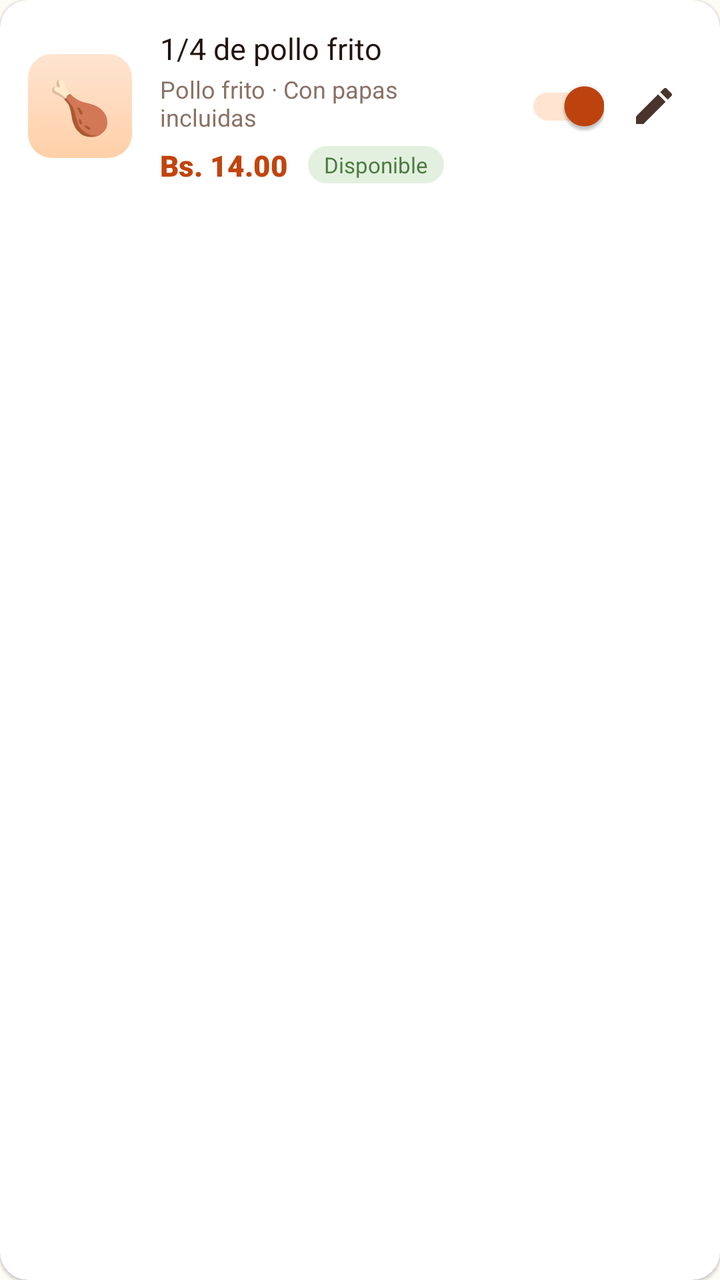
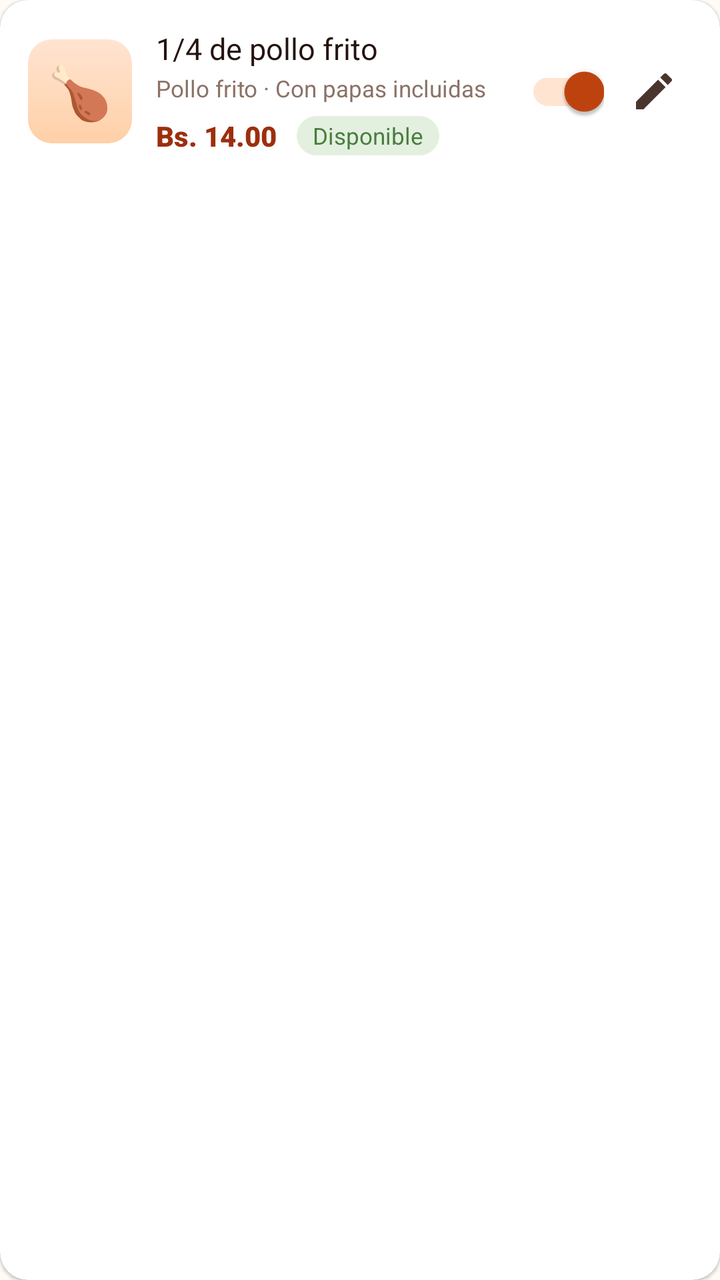

Screens rendered from an Android XML layout before and after an edit, with the pre-edit source and the edit as a unified diff.
<!-- AndroidManifest.xml: application theme Theme.Pollogithub -->
<!-- res/layout/item_gestion_producto.xml -->
<?xml version="1.0" encoding="utf-8"?>
<androidx.cardview.widget.CardView xmlns:android="http://schemas.android.com/apk/res/android"
    xmlns:app="http://schemas.android.com/apk/res-auto"
    android:layout_width="match_parent"
    android:layout_height="wrap_content"
    android:layout_marginHorizontal="16dp"
    android:layout_marginVertical="6dp"
    app:cardBackgroundColor="@color/white"
    app:cardCornerRadius="14dp"
    app:cardElevation="1dp"
    app:strokeColor="@color/line_color"
    app:strokeWidth="1dp">

    <LinearLayout
        android:layout_width="match_parent"
        android:layout_height="wrap_content"
        android:gravity="center_vertical"
        android:orientation="horizontal"
        android:padding="14dp">

        
        <androidx.cardview.widget.CardView
            android:id="@+id/wrapThumbCard"
            android:layout_width="52dp"
            android:layout_height="52dp"
            app:cardCornerRadius="10dp"
            app:cardElevation="0dp"
            app:cardBackgroundColor="@android:color/transparent">

            <FrameLayout
                android:id="@+id/wrapThumb"
                android:layout_width="match_parent"
                android:layout_height="match_parent"
                android:background="@drawable/bg_thumb_fried">

                <ImageView
                    android:id="@+id/ivProductImage"
                    android:layout_width="match_parent"
                    android:layout_height="match_parent"
                    android:scaleType="centerCrop"
                    android:visibility="gone" />

                <TextView
                    android:id="@+id/tvProductEmoji"
                    android:layout_width="wrap_content"
                    android:layout_height="wrap_content"
                    android:layout_gravity="center"
                    android:text="🍗"
                    android:textSize="26sp" />
            </FrameLayout>
        </androidx.cardview.widget.CardView>

        
        <LinearLayout
            android:layout_width="0dp"
            android:layout_height="wrap_content"
            android:layout_marginStart="14dp"
            android:layout_weight="1"
            android:orientation="vertical">

            <TextView
                android:id="@+id/tvProductName"
                android:layout_width="wrap_content"
                android:layout_height="wrap_content"
                android:ellipsize="end"
                android:fontFamily="sans-serif-bold"
                android:maxLines="1"
                android:text="1/4 de pollo frito"
                android:textColor="@color/char_900"
                android:textSize="15sp" />

            <TextView
                android:id="@+id/tvProductCategory"
                android:layout_width="wrap_content"
                android:layout_height="wrap_content"
                android:layout_marginTop="2dp"
                android:fontFamily="sans-serif"
                android:text="Pollo frito · Con papas incluidas"
                android:textColor="@color/char_400"
                android:textSize="12sp" />

            <LinearLayout
                android:layout_width="wrap_content"
                android:layout_height="wrap_content"
                android:layout_marginTop="6dp"
                android:gravity="center_vertical"
                android:orientation="horizontal">

                <TextView
                    android:id="@+id/tvProductPrice"
                    android:layout_width="wrap_content"
                    android:layout_height="wrap_content"
                    android:fontFamily="sans-serif-black"
                    android:text="Bs. 14.00"
                    android:textColor="@color/ember_600"
                    android:textSize="14.5sp" />

                <TextView
                    android:id="@+id/tvProductStatusBadge"
                    android:layout_width="wrap_content"
                    android:layout_height="wrap_content"
                    android:layout_marginStart="10dp"
                    android:background="@drawable/bg_badge_active_shift"
                    android:fontFamily="sans-serif-bold"
                    android:paddingHorizontal="8dp"
                    android:paddingVertical="2dp"
                    android:text="Disponible"
                    android:textColor="@color/ok_600"
                    android:textSize="11sp" />
            </LinearLayout>
        </LinearLayout>

        
        <androidx.appcompat.widget.SwitchCompat
            android:id="@+id/switchDisponible"
            android:layout_width="wrap_content"
            android:layout_height="wrap_content"
            android:layout_marginStart="8dp"
            android:checked="true"
            app:thumbTint="@color/ember_600"
            app:trackTint="@color/ember_100" />

        
        <ImageButton
            android:id="@+id/btnEditProduct"
            android:layout_width="38dp"
            android:layout_height="38dp"
            android:layout_marginStart="6dp"
            android:background="?attr/selectableItemBackgroundBorderless"
            android:contentDescription="Editar producto"
            android:padding="8dp"
            android:src="@drawable/ic_edit"
            app:tint="@color/char_700" />

    </LinearLayout>
</androidx.cardview.widget.CardView>
<!-- resources referenced by this layout -->
<resources>
  <color name="char_400">#8A7266</color>
  <color name="char_700">#4A352E</color>
  <color name="char_900">#241410</color>
  <color name="ember_100">#FFE4D1</color>
  <color name="ember_600">#C1440E</color>
  <color name="line_color">#F0DDC9</color>
  <color name="ok_600">#4A7C3F</color>
  <color name="white">#FFFFFFFF</color>
  <!-- drawable bg_thumb_fried (drawable) -->
  <?xml version="1.0" encoding="utf-8"?>
  <shape xmlns:android="http://schemas.android.com/apk/res/android"
      android:shape="rectangle">
      <gradient
          android:angle="295"
          android:startColor="@color/thumb_fried_start"
          android:endColor="@color/thumb_fried_end" />
      <corners android:radius="12dp" />
  </shape>
  <style name="Theme.Pollogithub" parent="Base.Theme.Pollogithub" />
  <color name="ok_100">#E3F0DF</color>
  <color name="thumb_fried_start">#FFE4D1</color>
  <color name="thumb_fried_end">#FFD0A8</color>
  <color name="paper_50">#FFFBF5</color>
  <color name="ember_700">#9C2F0E</color>
  <!-- unchanged entries left out for length: 3 -->
</resources>

<!-- the commit's change to res/layout/item_gestion_producto.xml (unified diff, before → after) -->
@@ -1,22 +1,18 @@
 <?xml version="1.0" encoding="utf-8"?>
 <androidx.cardview.widget.CardView xmlns:android="http://schemas.android.com/apk/res/android"
     xmlns:app="http://schemas.android.com/apk/res-auto"
+    style="@style/Widget.Pollo.Card.White"
     android:layout_width="match_parent"
     android:layout_height="wrap_content"
-    android:layout_marginHorizontal="16dp"
-    android:layout_marginVertical="6dp"
-    app:cardBackgroundColor="@color/white"
-    app:cardCornerRadius="14dp"
-    app:cardElevation="1dp"
-    app:strokeColor="@color/line_color"
-    app:strokeWidth="1dp">
+    android:layout_marginHorizontal="@dimen/card_margin_horizontal"
+    android:layout_marginVertical="@dimen/card_margin_vertical">
 
     <LinearLayout
         android:layout_width="match_parent"
         android:layout_height="wrap_content"
         android:gravity="center_vertical"
         android:orientation="horizontal"
-        android:padding="14dp">
+        android:padding="@dimen/card_padding_standard">
 
         
         <androidx.cardview.widget.CardView
@@ -54,30 +50,26 @@
         <LinearLayout
             android:layout_width="0dp"
             android:layout_height="wrap_content"
-            android:layout_marginStart="14dp"
+            android:layout_marginStart="@dimen/spacing_m"
             android:layout_weight="1"
             android:orientation="vertical">
 
             <TextView
                 android:id="@+id/tvProductName"
+                style="@style/TextAppearance.Pollo.Title.Small"
                 android:layout_width="wrap_content"
                 android:layout_height="wrap_content"
                 android:ellipsize="end"
-                android:fontFamily="sans-serif-bold"
                 android:maxLines="1"
-                android:text="1/4 de pollo frito"
-                android:textColor="@color/char_900"
-                android:textSize="15sp" />
+                android:text="1/4 de pollo frito" />
 
             <TextView
                 android:id="@+id/tvProductCategory"
+                style="@style/TextAppearance.Pollo.Subtitle"
                 android:layout_width="wrap_content"
                 android:layout_height="wrap_content"
-                android:layout_marginTop="2dp"
-                android:fontFamily="sans-serif"
-                android:text="Pollo frito · Con papas incluidas"
-                android:textColor="@color/char_400"
-                android:textSize="12sp" />
+                android:layout_marginTop="@dimen/spacing_2xs"
+                android:text="Pollo frito · Con papas incluidas" />
 
             <LinearLayout
                 android:layout_width="wrap_content"
@@ -88,25 +80,22 @@
 
                 <TextView
                     android:id="@+id/tvProductPrice"
+                    style="@style/TextAppearance.Pollo.Price.Small"
                     android:layout_width="wrap_content"
                     android:layout_height="wrap_content"
-                    android:fontFamily="sans-serif-black"
-                    android:text="Bs. 14.00"
-                    android:textColor="@color/ember_600"
-                    android:textSize="14.5sp" />
+                    android:text="Bs. 14.00" />
 
                 <TextView
                     android:id="@+id/tvProductStatusBadge"
+                    style="@style/TextAppearance.Pollo.Badge.Status"
                     android:layout_width="wrap_content"
                     android:layout_height="wrap_content"
                     android:layout_marginStart="10dp"
                     android:background="@drawable/bg_badge_active_shift"
-                    android:fontFamily="sans-serif-bold"
                     android:paddingHorizontal="8dp"
                     android:paddingVertical="2dp"
                     android:text="Disponible"
-                    android:textColor="@color/ok_600"
-                    android:textSize="11sp" />
+                    android:textColor="@color/ok_600" />
             </LinearLayout>
         </LinearLayout>
 
@@ -115,7 +104,7 @@
             android:id="@+id/switchDisponible"
             android:layout_width="wrap_content"
             android:layout_height="wrap_content"
-            android:layout_marginStart="8dp"
+            android:layout_marginStart="@dimen/spacing_s"
             android:checked="true"
             app:thumbTint="@color/ember_600"
             app:trackTint="@color/ember_100" />
@@ -123,12 +112,12 @@
         
         <ImageButton
             android:id="@+id/btnEditProduct"
-            android:layout_width="38dp"
-            android:layout_height="38dp"
+            android:layout_width="@dimen/btn_height_small"
+            android:layout_height="@dimen/btn_height_small"
             android:layout_marginStart="6dp"
             android:background="?attr/selectableItemBackgroundBorderless"
             android:contentDescription="Editar producto"
-            android:padding="8dp"
+            android:padding="@dimen/spacing_s"
             android:src="@drawable/ic_edit"
             app:tint="@color/char_700" />
 
<!-- resource entries referenced after the edit -->
@@ -1,13 +1,27 @@
 <!-- resources referenced by this layout -->
 <resources>
   <color name="char_400">#8A7266</color>
+  <dimen name="text_size_caption">11.5sp</dimen>
+  <style name="TextAppearance.Pollo.Title" parent="TextAppearance.Pollo" />
   <color name="char_700">#4A352E</color>
   <color name="char_900">#241410</color>
+  <dimen name="text_size_title_small">15sp</dimen>
+  <style name="Widget.Pollo.Card" parent="" />
   <color name="ember_100">#FFE4D1</color>
   <color name="ember_600">#C1440E</color>
   <color name="line_color">#F0DDC9</color>
+  <dimen name="text_size_badge">10.5sp</dimen>
+  <dimen name="text_size_price_medium">16sp</dimen>
   <color name="ok_600">#4A7C3F</color>
+  <dimen name="btn_height_small">38dp</dimen>
+  <dimen name="card_margin_horizontal">16dp</dimen>
+  <dimen name="card_margin_vertical">6dp</dimen>
+  <dimen name="card_padding_standard">14dp</dimen>
+  <dimen name="spacing_2xs">2dp</dimen>
+  <dimen name="spacing_m">12dp</dimen>
+  <dimen name="spacing_s">8dp</dimen>
   <color name="white">#FFFFFFFF</color>
+  <dimen name="radius_card">14dp</dimen>
   <!-- drawable bg_thumb_fried (drawable) -->
   <?xml version="1.0" encoding="utf-8"?>
   <shape xmlns:android="http://schemas.android.com/apk/res/android"
@@ -18,12 +32,51 @@
           android:endColor="@color/thumb_fried_end" />
       <corners android:radius="12dp" />
   </shape>
+  <style name="TextAppearance.Pollo.Badge.Status" parent="TextAppearance.Pollo.Badge">
+          <item name="android:fontFamily">sans-serif-bold</item>
+          <item name="android:textSize">11.5sp</item>
+          <item name="android:textAllCaps">false</item>
+      </style>
+  <style name="TextAppearance.Pollo.Price.Small" parent="TextAppearance.Pollo.Price">
+          <item name="android:textColor">@color/ember_700</item>
+          <item name="android:textSize">@dimen/text_size_price_small</item>
+      </style>
+  <style name="TextAppearance.Pollo.Subtitle" parent="TextAppearance.Pollo">
+          <item name="android:fontFamily">sans-serif</item>
+          <item name="android:textColor">@color/char_400</item>
+          <item name="android:textSize">@dimen/text_size_caption</item>
+      </style>
+  <style name="TextAppearance.Pollo.Title.Small" parent="TextAppearance.Pollo.Title">
+          <item name="android:fontFamily">sans-serif-bold</item>
+          <item name="android:textColor">@color/char_900</item>
+          <item name="android:textSize">@dimen/text_size_title_small</item>
+      </style>
+  <style name="Widget.Pollo.Card.White" parent="Widget.Pollo.Card">
+          <item name="cardBackgroundColor">@color/white</item>
+          <item name="cardCornerRadius">@dimen/radius_card</item>
+          <item name="cardElevation">1dp</item>
+          <item name="strokeColor">@color/line_color</item>
+          <item name="strokeWidth">1dp</item>
+      </style>
   <style name="Theme.Pollogithub" parent="Base.Theme.Pollogithub" />
   <color name="ok_100">#E3F0DF</color>
   <color name="thumb_fried_start">#FFE4D1</color>
   <color name="thumb_fried_end">#FFD0A8</color>
+  <style name="TextAppearance.Pollo.Badge" parent="TextAppearance.Pollo">
+          <item name="android:fontFamily">sans-serif-black</item>
+          <item name="android:textColor">@color/white</item>
+          <item name="android:textSize">@dimen/text_size_badge</item>
+          <item name="android:textAllCaps">true</item>
+      </style>
+  <style name="TextAppearance.Pollo.Price" parent="TextAppearance.Pollo">
+          <item name="android:fontFamily">sans-serif-black</item>
+          <item name="android:textColor">@color/ember_600</item>
+          <item name="android:textSize">@dimen/text_size_price_medium</item>
+      </style>
   <color name="paper_50">#FFFBF5</color>
   <color name="ember_700">#9C2F0E</color>
+  <dimen name="text_size_price_small">14sp</dimen>
+  <style name="TextAppearance.Pollo" parent="android:TextAppearance" />
   <!-- unchanged entries left out for length: 3 -->
 </resources>
 
